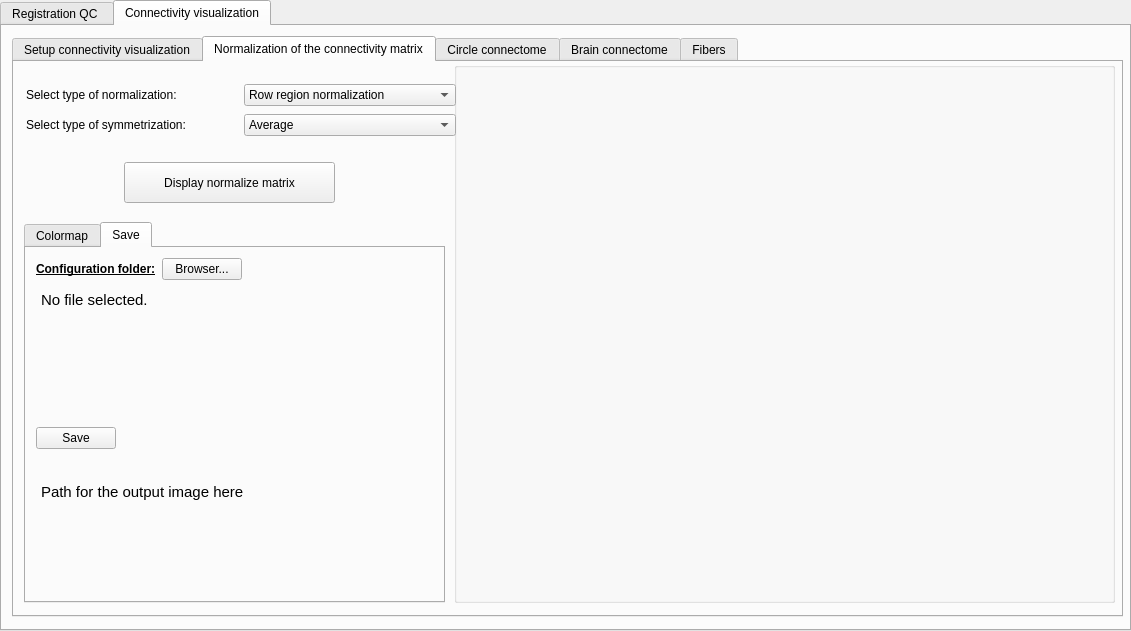
Qt form CONTINUITY_QC/interface_visualization.ui (HZBCPP/CONTINUITY-lite) before a commit.
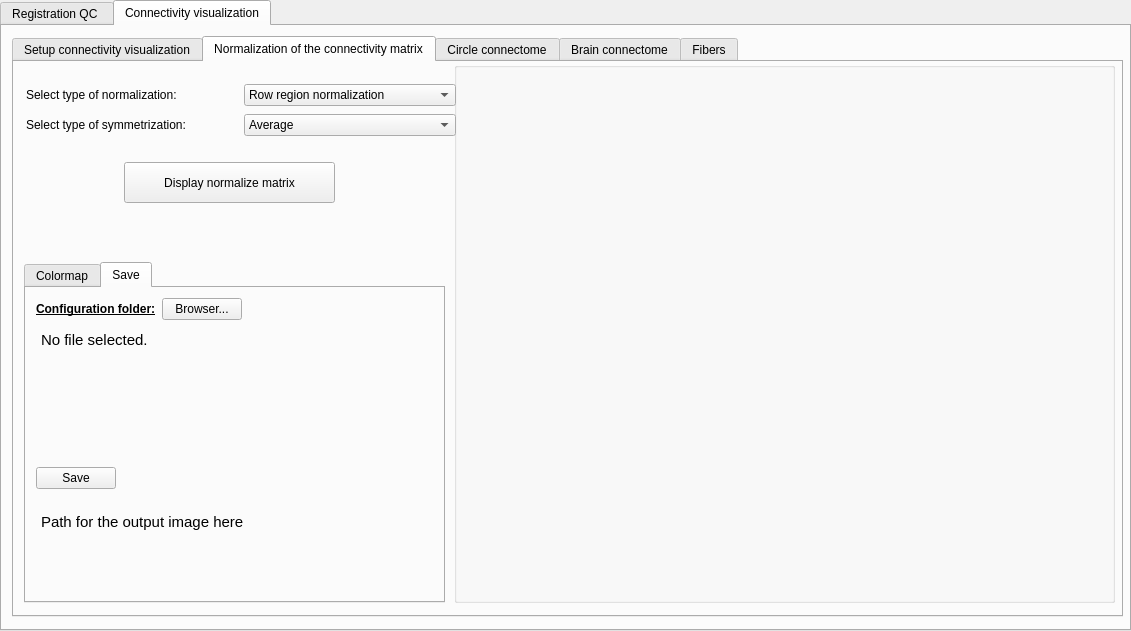
The same form after that commit. The open tabs and pages were chosen to show the change.

Commit message: ENH: cursor

```diff
--- a/CONTINUITY_QC/interface_visualization.ui
+++ b/CONTINUITY_QC/interface_visualization.ui
@@ -917,9 +917,9 @@
       <property name="geometry">
        <rect>
         <x>10</x>
-        <y>160</y>
+        <y>200</y>
         <width>421</width>
-        <height>381</height>
+        <height>341</height>
        </rect>
       </property>
       <property name="currentIndex">
@@ -1246,7 +1246,7 @@
         <property name="geometry">
          <rect>
           <x>10</x>
-          <y>230</y>
+          <y>220</y>
           <width>401</width>
           <height>81</height>
          </rect>
```
Left out of the diff: 4 changed lines with no effect on the pictures. The commit also changes 2 other files.
